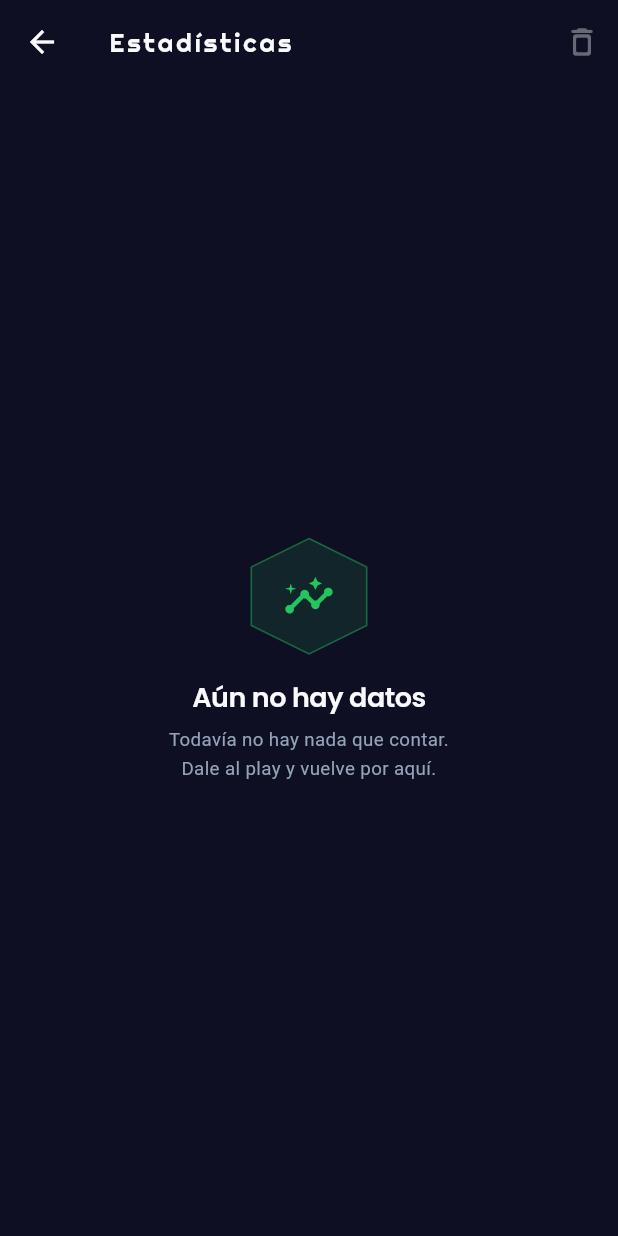
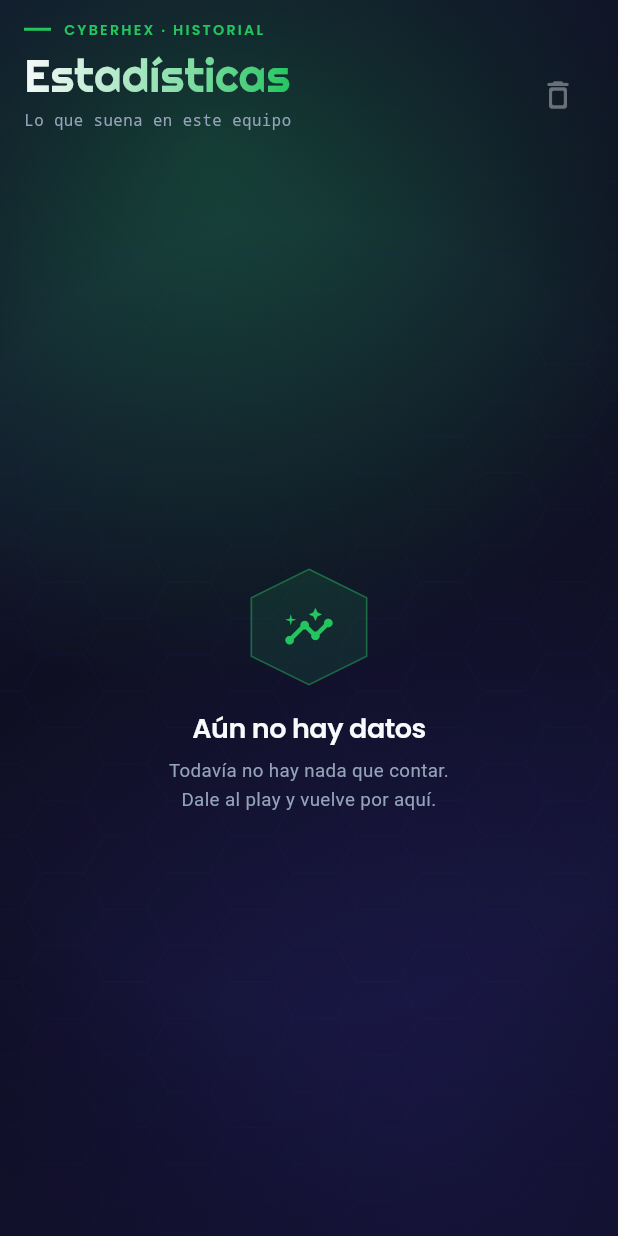
Before and after one commit to gaboexperimetos-ui/CyberHex, a Flutter app: the StatsPage screen opened directly with empty values, on a phone screen of 412 x 824 dp. Run offline on Flutter 3.47's test engine with Material 3 defaults, Android fonts, the phone set to English and light mode, and no system bars; our stand-ins replace flutter_secure_storage, material_ui; missing offline and left inert: dart:ffi, file_selector; accounts and stored records are empty.

Commit message:
feat(ui): unifica Listas, Radios, Descargas, Red, Ajustes y Estadísticas
Las páginas de primer nivel comparten ChPageScaffold: fondo atmosférico, cabecera editorial con ceja y subtítulo, y acciones alineadas. Red gana botón de volver integrado en la cabecera.

```diff
--- a/lib/ui/design/ch_ambient.dart
+++ b/lib/ui/design/ch_ambient.dart
@@ -297,3 +297,79 @@ class ChEditorialHeader extends StatelessWidget {
     );
   }
 }
+
+/// Armazón de una página de primer nivel: fondo atmosférico, cabecera
+/// editorial y cuerpo, con el ancho máximo opcional.
+class ChPageScaffold extends StatelessWidget {
+  const ChPageScaffold({
+    super.key,
+    required this.title,
+    required this.body,
+    this.eyebrow = 'CyberHex',
+    this.subtitle,
+    this.actions = const <Widget>[],
+    this.leading,
+    this.maxWidth,
+    this.titleSize = 30,
+  });
+
+  final String title;
+  final Widget body;
+  final String eyebrow;
+  final String? subtitle;
+  final List<Widget> actions;
+  final Widget? leading;
+  final double? maxWidth;
+  final double titleSize;
+
+  @override
+  Widget build(BuildContext context) {
+    final palette = paletteOf(context);
+    final wide = MediaQuery.sizeOf(context).width >= 900;
+    final pad = wide ? 28.0 : 16.0;
+    final trailing = actions.isEmpty
+        ? null
+        : Row(mainAxisSize: MainAxisSize.min, children: actions);
+    return Scaffold(
+      backgroundColor: Colors.transparent,
+      body: ChAmbient(
+        palette: palette,
+        child: SafeArea(
+          bottom: false,
+          child: Column(
+            crossAxisAlignment: CrossAxisAlignment.stretch,
+            children: <Widget>[
+              Padding(
+                padding: EdgeInsets.fromLTRB(pad, 14, pad, 10),
+                child: Row(
+                  crossAxisAlignment: CrossAxisAlignment.end,
+                  children: <Widget>[
+                    if (leading != null) ...<Widget>[
+                      leading!,
+                      const SizedBox(width: ChSpace.md),
+                    ],
+                    Expanded(
+                      child: ChEditorialHeader(
+                        eyebrow: eyebrow,
+                        title: title,
+                        palette: palette,
+                        subtitle: subtitle,
+                        trailing: trailing,
+                        titleSize: titleSize,
+                      ),
+                    ),
+                  ],
+                ),
+              ),
+              Expanded(
+                child: maxWidth == null
+                    ? body
+                    : ChContent(maxWidth: maxWidth!, child: body),
+              ),
+            ],
+          ),
+        ),
+      ),
+    );
+  }
+}
--- a/lib/ui/stats_page.dart
+++ b/lib/ui/stats_page.dart
@@ -2,6 +2,7 @@ import 'package:material_ui/material_ui.dart';
 
 import '../core/stats_store.dart';
 import '../theme.dart';
+import 'design/ch_ambient.dart';
 import 'kit/ch_kit.dart';
 
 /// Estadísticas de escucha: totales, top de pistas y artistas, franja horaria e
@@ -65,20 +66,19 @@ class _StatsPageState extends State<StatsPage> {
     final stats = widget.stats;
     final top = stats.topTracks(8);
     final artists = stats.topArtists(6);
-    return Scaffold(
-      appBar: AppBar(
-        title: const Text('Estadísticas'),
-        actions: [
+    return ChPageScaffold(
+      eyebrow: 'CyberHex · historial',
+      title: 'Estadísticas',
+      subtitle: 'Lo que suena en este equipo',
+      maxWidth: 980,
+      actions: <Widget>[
         IconButton(
           tooltip: 'Borrar estadísticas',
           onPressed: stats.totalPlays == 0 ? null : _confirmClear,
           icon: const Icon(Icons.delete_outline_rounded),
         ),
       ],
-      ),
-      body: ChContent(
-        maxWidth: 980,
-        child: stats.totalPlays == 0
+      body: stats.totalPlays == 0
           ? ChEmptyState(
               icon: Icons.insights_rounded,
               title: 'Aún no hay datos',
@@ -184,10 +184,7 @@ class _StatsPageState extends State<StatsPage> {
                             hex: true,
                           ),
                           const SizedBox(width: ChSpace.sm + 2),
-                            Text(
-                              entry.clock,
-                              style: chMono(palette, size: 10.5),
-                            ),
+                          Text(entry.clock, style: chMono(palette, size: 10.5)),
                         ],
                       ),
                       title: Text(
@@ -209,7 +206,6 @@ class _StatsPageState extends State<StatsPage> {
                             ),
                     ),
               ],
-              ),
             ),
     );
   }
```
Also changed, not shown: lib/ui/downloader_page.dart (+6 -5 lines), lib/ui/network_page.dart (+5 -8 lines), lib/ui/playlists_page.dart (+6 -5 lines), lib/ui/radio_page.dart (+5 -4 lines), lib/ui/settings_page.dart (+8 -14 lines). Lines whose indentation alone changed are shown as unchanged.
